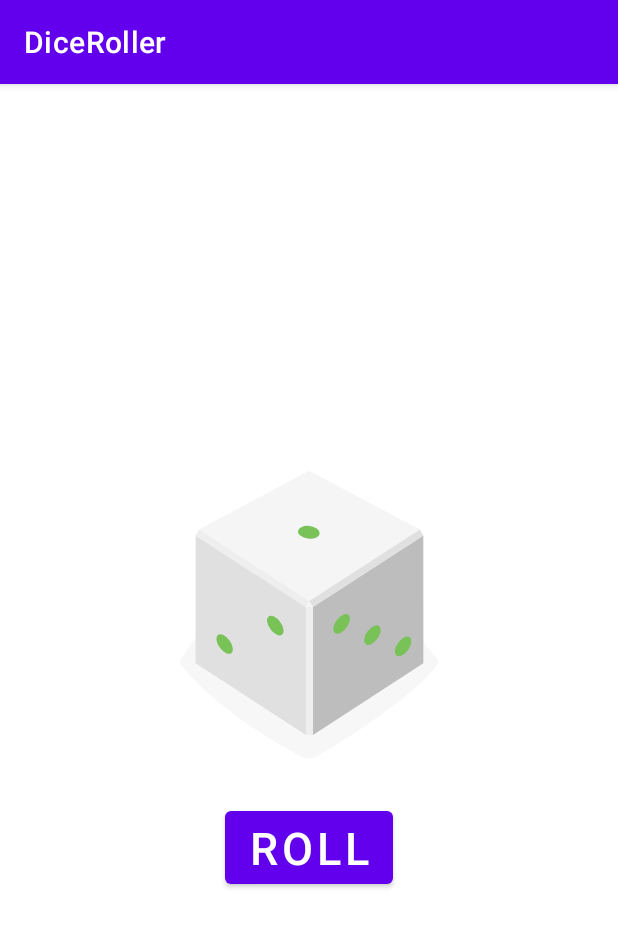
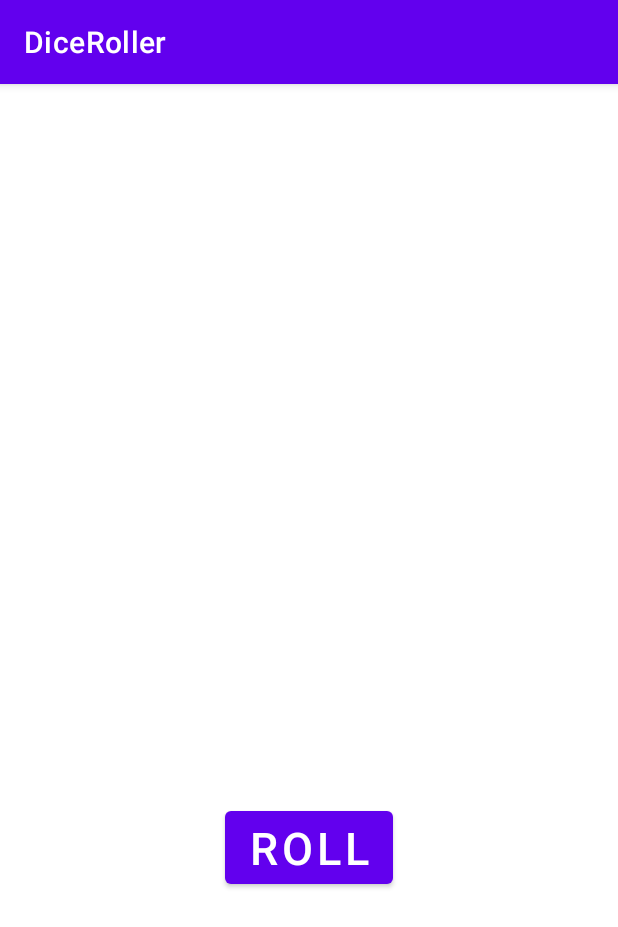
Before and after one commit to ENG-AbdelrahmanGamal/Dice, an Android app: the screen it shows after launch (MainActivity), on a phone screen of 412 x 824 dp. Shown: the top 927 px of the screen. Run offline under Robolectric (Android 15) with nearby library versions, the phone set to English and light mode, and no system bars.

Commit message:
test  push new commit

```diff
--- a/app/src/main/java/com/example/diceroller/MainActivity.kt
+++ b/app/src/main/java/com/example/diceroller/MainActivity.kt
@@ -33,6 +33,6 @@ class MainActivity : AppCompatActivity() {
             else ->R.drawable.dice_6
         }
         image.setImageResource(drawableResult)
-
+//test to try new commit in get
     }
 }
--- a/app/src/main/res/layout/activity_main.xml
+++ b/app/src/main/res/layout/activity_main.xml
@@ -15,7 +15,7 @@
         android:id="@+id/image_Dice"
         android:layout_width="wrap_content"
         android:layout_height="wrap_content"
-        android:src="@drawable/dice_1"
+        android:src="@drawable/empty_dice"
         android:layout_gravity="center_horizontal"
        />
     <Button
```
